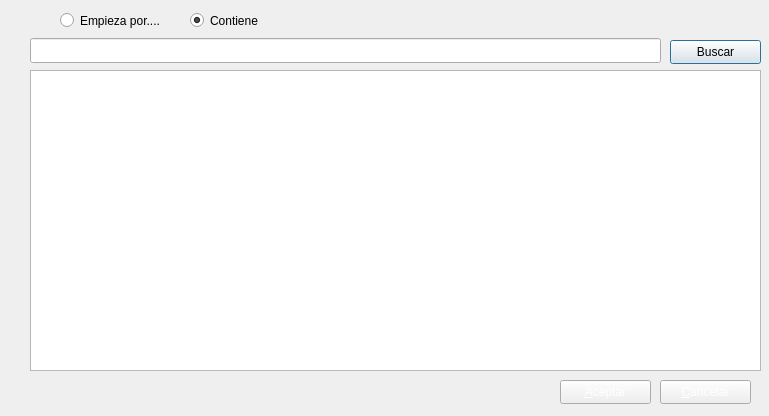
The window that Busquedas/frmbuscarcliente.ui (arcnexus/RedFoX) describes before a commit, drawn with Qt 5.
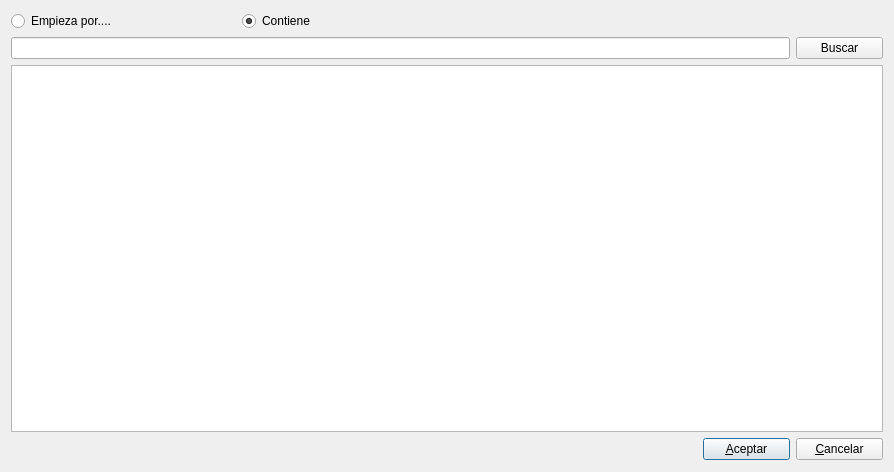
The same window after the commit. Icons and pictures are not drawn.

```diff
--- a/Busquedas/frmbuscarcliente.ui
+++ b/Busquedas/frmbuscarcliente.ui
@@ -6,8 +6,8 @@
    <rect>
     <x>0</x>
     <y>0</y>
-    <width>769</width>
-    <height>416</height>
+    <width>894</width>
+    <height>472</height>
    </rect>
   </property>
   <property name="windowTitle">
@@ -16,55 +16,16 @@
   <property name="windowOpacity">
    <double>1.000000000000000</double>
   </property>
-  <widget class="QPushButton" name="pushButton">
-   <property name="geometry">
-    <rect>
-     <x>670</x>
-     <y>40</y>
-     <width>91</width>
-     <height>24</height>
-    </rect>
-   </property>
-   <property name="text">
-    <string>Buscar</string>
-   </property>
-   <property name="icon">
-    <iconset resource="../Maya.qrc">
-     <normaloff>:/Icons/PNG/search.png</normaloff>:/Icons/PNG/search.png</iconset>
-   </property>
-  </widget>
-  <widget class="QLineEdit" name="txtBuscar">
-   <property name="geometry">
-    <rect>
-     <x>30</x>
-     <y>38</y>
-     <width>631</width>
-     <height>25</height>
-    </rect>
-   </property>
-  </widget>
+  <layout class="QGridLayout" name="gridLayout">
+   <item row="0" column="0">
   <widget class="QRadioButton" name="radioEmpiezaPor">
-   <property name="geometry">
-    <rect>
-     <x>60</x>
-     <y>10</y>
-     <width>111</width>
-     <height>21</height>
-    </rect>
-   </property>
    <property name="text">
     <string>Empieza por....</string>
    </property>
   </widget>
+   </item>
+   <item row="0" column="1">
   <widget class="QRadioButton" name="radioContiene">
-   <property name="geometry">
-    <rect>
-     <x>190</x>
-     <y>10</y>
-     <width>95</width>
-     <height>21</height>
-    </rect>
-   </property>
    <property name="text">
     <string>Contiene</string>
    </property>
@@ -72,50 +33,78 @@
     <bool>true</bool>
    </property>
   </widget>
-  <widget class="QTableView" name="Grid">
-   <property name="geometry">
-    <rect>
-     <x>30</x>
-     <y>70</y>
-     <width>731</width>
-     <height>301</height>
-    </rect>
-   </property>
-  </widget>
+   </item>
+   <item row="3" column="3">
   <widget class="QPushButton" name="btnAceptar">
-   <property name="geometry">
-    <rect>
-     <x>560</x>
-     <y>380</y>
-     <width>91</width>
-     <height>24</height>
-    </rect>
-   </property>
    <property name="styleSheet">
-    <string notr="true">QPushButton:disabled{color: 0; }
-QPushButton:enabled{color: rgb(255,255,255); }</string>
+      <string notr="true"/>
    </property>
    <property name="text">
     <string>&amp;Aceptar</string>
    </property>
-  </widget>
+     <property name="icon">
+      <iconset resource="../maya.qrc">
+       <normaloff>:/Icons/PNG/OK.png</normaloff>:/Icons/PNG/OK.png</iconset>
+     </property>
+     <property name="iconSize">
+      <size>
+       <width>14</width>
+       <height>14</height>
+      </size>
+     </property>
+    </widget>
+   </item>
+   <item row="3" column="4">
   <widget class="QPushButton" name="btnCancelar">
-   <property name="geometry">
-    <rect>
-     <x>660</x>
-     <y>380</y>
-     <width>91</width>
-     <height>24</height>
-    </rect>
-   </property>
    <property name="styleSheet">
-    <string notr="true">QPushButton:disabled{color: 0; }
-QPushButton:enabled{color: rgb(255,255,255); }</string>
+      <string notr="true"/>
    </property>
    <property name="text">
     <string>&amp;Cancelar</string>
    </property>
-  </widget>
+     <property name="icon">
+      <iconset resource="../maya.qrc">
+       <normaloff>:/Icons/PNG/Cancel.png</normaloff>:/Icons/PNG/Cancel.png</iconset>
+     </property>
+     <property name="iconSize">
+      <size>
+       <width>14</width>
+       <height>14</height>
+      </size>
+     </property>
+    </widget>
+   </item>
+   <item row="2" column="0" colspan="5">
+    <widget class="QTableView" name="Grid"/>
+   </item>
+   <item row="3" column="0" colspan="3">
+    <spacer name="horizontalSpacer">
+     <property name="orientation">
+      <enum>Qt::Horizontal</enum>
+     </property>
+     <property name="sizeHint" stdset="0">
+      <size>
+       <width>686</width>
+       <height>23</height>
+      </size>
+     </property>
+    </spacer>
+   </item>
+   <item row="1" column="4">
+    <widget class="QPushButton" name="pushButton">
+     <property name="text">
+      <string>Buscar</string>
+     </property>
+     <property name="icon">
+      <iconset resource="../maya.qrc">
+       <normaloff>:/Icons/PNG/search.png</normaloff>:/Icons/PNG/search.png</iconset>
+     </property>
+    </widget>
+   </item>
+   <item row="1" column="0" colspan="4">
+    <widget class="QLineEdit" name="txtBuscar"/>
+   </item>
+  </layout>
  </widget>
  <tabstops>
   <tabstop>radioEmpiezaPor</tabstop>
```
Left out of the diff: 7 changed lines with no effect on the pictures. Lines whose indentation alone changed are shown as unchanged.
